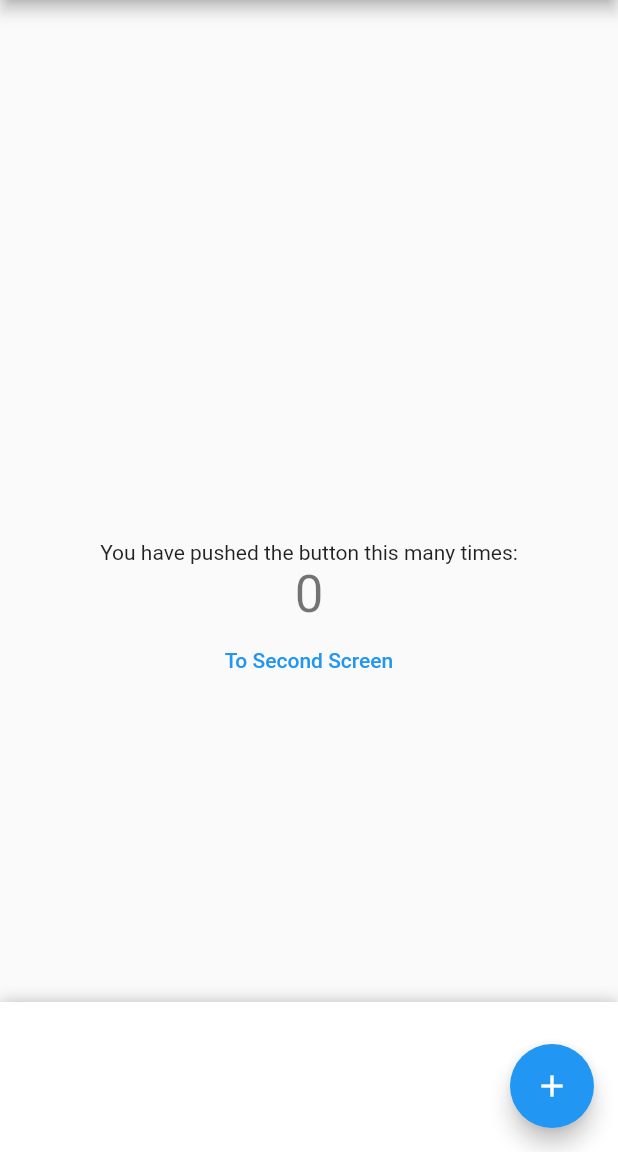
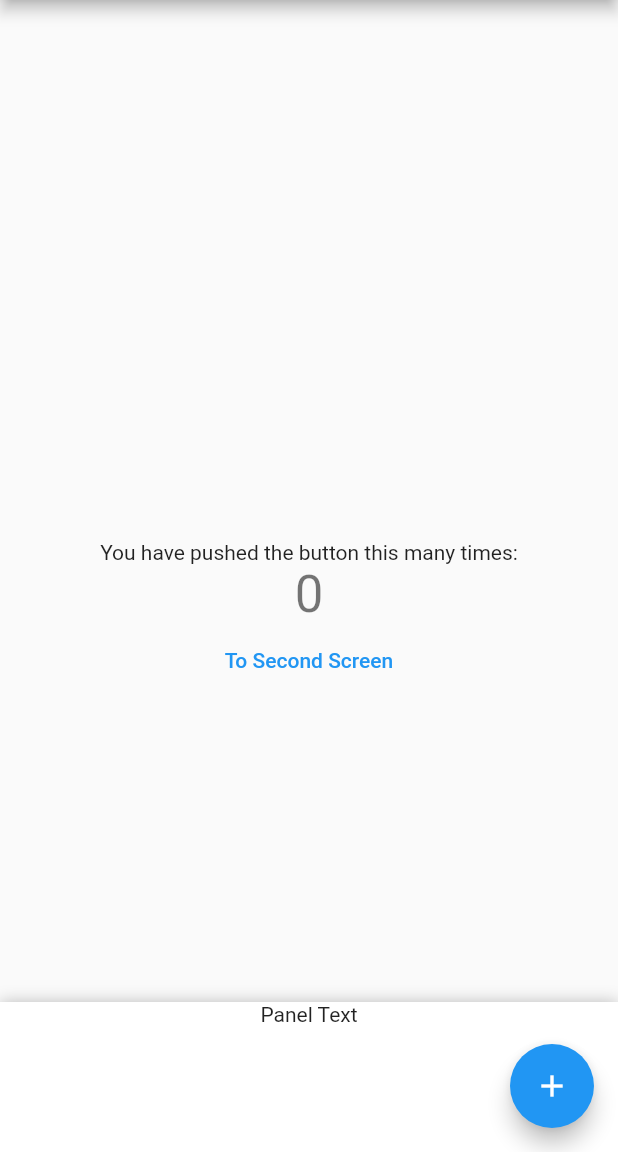
Before and after one commit to minggliangg/flutter-performance-test-pure, a Flutter app: the screen it shows after launch, on a phone screen of 412 x 824 dp, the part 84-1236 px from its top. Run offline on Flutter 3.47's test engine with Material 2 defaults, Android fonts, the phone set to English and light mode, and no system bars; drawn by our look-alikes of sliding_up_panel.

```diff
--- a/lib/main.dart
+++ b/lib/main.dart
@@ -63,7 +63,10 @@ class _MyHomePageState extends State<MyHomePage> {
         title: Text(widget.title),
       ),
       body: SlidingUpPanel(
-        panel: Center(child: Text('Panel Text')),
+        panel: Container(
+          child: Text('Panel Text'),
+          alignment: Alignment.topCenter,
+        ),
         body: Center(
           child: Column(
             mainAxisAlignment: MainAxisAlignment.center,
```
Also changed, not shown: 1 other file.
